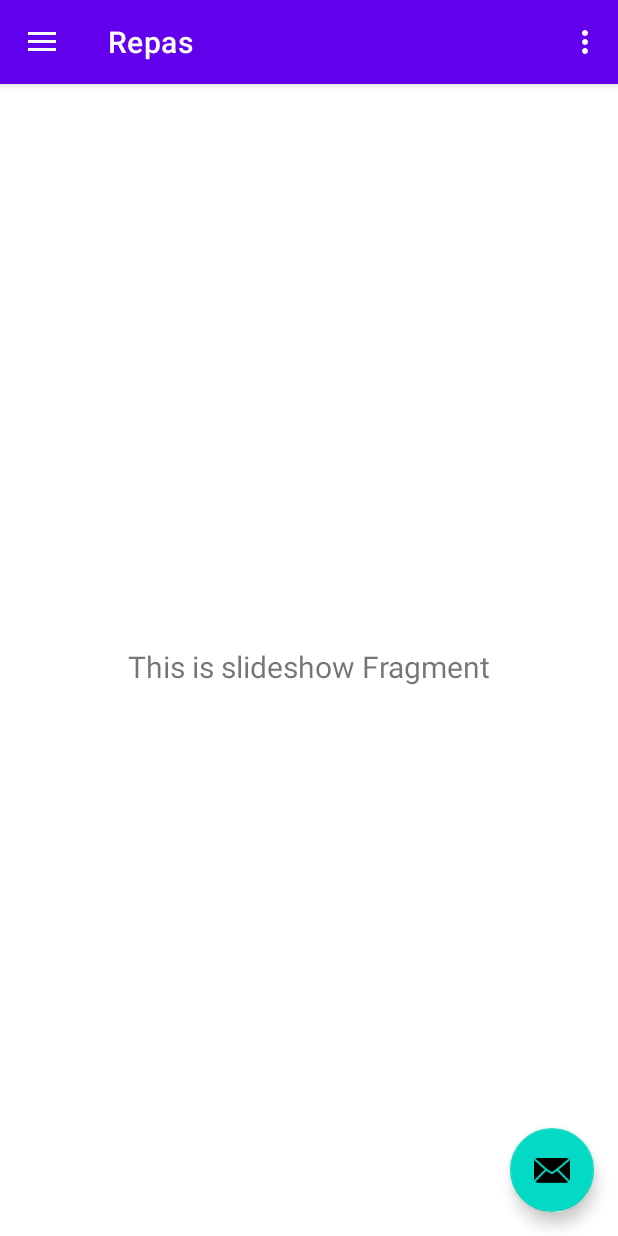
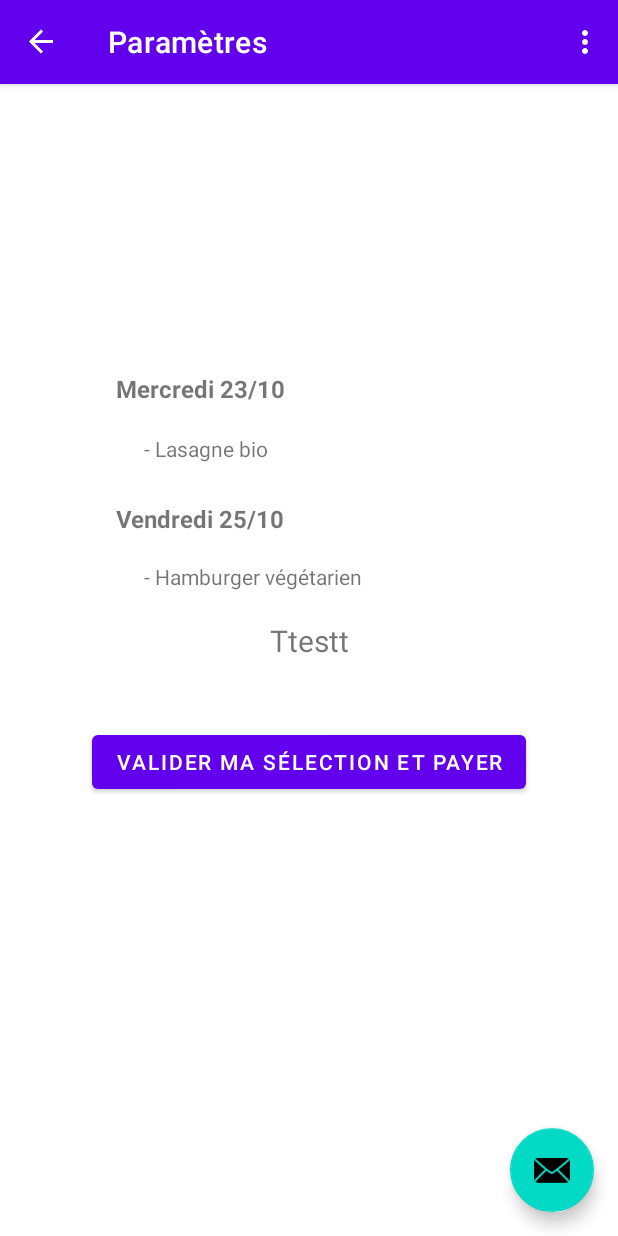
Before and after one commit to BentahriMerwane/hackathon-2021-Ephec, an Android app: the screen it shows after launch (MainActivity), in the side drawer, after a tap on "Repas", on a phone screen of 412 x 824 dp. Run offline under Robolectric (Android 15) with nearby library versions, the phone set to English and light mode, and no system bars; our stand-ins replace navigation-ui.

Commit message:
Update page "choix"

```diff
--- a/app/src/main/java/com/example/myapplication/MainActivity.kt
+++ b/app/src/main/java/com/example/myapplication/MainActivity.kt
@@ -37,7 +37,7 @@
         // menu should be considered as top level destinations.
         appBarConfiguration = AppBarConfiguration(
             setOf(
-                R.id.nav_login, R.id.nav_commandes, R.id.nav_param, R.id.nav_repas
+                R.id.nav_login, R.id.nav_commandes, R.id.nav_repas
             ), drawerLayout
         )
         setupActionBarWithNavController(navController, appBarConfiguration)
--- a/app/src/main/java/com/example/myapplication/ui/parametres/ParametreViewModel.kt
+++ b/app/src/main/java/com/example/myapplication/ui/parametres/ParametreViewModel.kt
@@ -7,7 +7,7 @@
 class ParametreViewModel : ViewModel() {
 
     private val _text = MutableLiveData<String>().apply {
-        value = "This is slideshow Fragment"
+        value = "Ttestt"
     }
     val text: LiveData<String> = _text
 }
--- a/app/src/main/java/com/example/myapplication/ui/parametres/ParametresFragment.kt
+++ b/app/src/main/java/com/example/myapplication/ui/parametres/ParametresFragment.kt
@@ -30,7 +30,7 @@
         _binding = FragmentParametresBinding.inflate(inflater, container, false)
         val root: View = binding.root
 
-        val textView: TextView = binding.navParam
+        val textView: TextView = binding.navRepas
         parametreViewModel.text.observe(viewLifecycleOwner, Observer {
             textView.text = it
         })
--- a/app/src/main/res/layout/fragment_parametres.xml
+++ b/app/src/main/res/layout/fragment_parametres.xml
@@ -1,5 +1,6 @@
 <?xml version="1.0" encoding="utf-8"?>
-<androidx.constraintlayout.widget.ConstraintLayout xmlns:android="http://schemas.android.com/apk/res/android"
+<androidx.constraintlayout.widget.ConstraintLayout
+    xmlns:android="http://schemas.android.com/apk/res/android"
     xmlns:app="http://schemas.android.com/apk/res-auto"
     xmlns:tools="http://schemas.android.com/tools"
     android:layout_width="match_parent"
@@ -7,16 +8,73 @@
     tools:context=".ui.parametres.ParametresFragment">
 
         <TextView
-        android:id="@+id/nav_param"
-        android:layout_width="match_parent"
+            android:id="@+id/nav_repas"
+            android:layout_width="0dp"
             android:layout_height="wrap_content"
-        android:layout_marginStart="8dp"
-        android:layout_marginTop="8dp"
-        android:layout_marginEnd="8dp"
+            android:layout_marginTop="19dp"
             android:textAlignment="center"
             android:textSize="20sp"
-        app:layout_constraintBottom_toBottomOf="parent"
             app:layout_constraintEnd_toEndOf="parent"
             app:layout_constraintStart_toStartOf="parent"
+            app:layout_constraintTop_toBottomOf="@+id/textView13" />
+        <TextView
+            android:id="@+id/textView13"
+            android:layout_width="220dp"
+            android:layout_height="wrap_content"
+            android:layout_marginTop="18dp"
+            android:text="- Hamburger végétarien"
+            android:textSize="14sp"
+            app:layout_constraintEnd_toEndOf="parent"
+            app:layout_constraintStart_toStartOf="parent"
+            app:layout_constraintTop_toBottomOf="@+id/textView12" />
+
+        <TextView
+            android:id="@+id/textView3"
+            android:layout_width="145dp"
+            android:layout_height="wrap_content"
+            android:layout_marginTop="19dp"
+            android:text="- Lasagne bio"
+            android:textSize="14sp"
+            app:layout_constraintStart_toStartOf="@+id/textView13"
+            app:layout_constraintTop_toBottomOf="@+id/textView2" />
+
+
+
+        <TextView
+            android:id="@+id/textView2"
+            android:layout_width="0dp"
+            android:layout_height="wrap_content"
+            android:layout_marginTop="192dp"
+            android:text="Mercredi 23/10"
+            android:textSize="16sp"
+            android:textStyle="bold"
+            android:visibility="visible"
+            app:layout_constraintEnd_toEndOf="@+id/textView12"
+            app:layout_constraintStart_toStartOf="@+id/textView12"
             app:layout_constraintTop_toTopOf="parent" />
+
+        <TextView
+            android:id="@+id/textView12"
+            android:layout_width="0dp"
+            android:layout_height="wrap_content"
+            android:layout_marginStart="16dp"
+            android:layout_marginTop="26dp"
+            android:layout_marginEnd="16dp"
+            android:text="Vendredi 25/10"
+            android:textSize="16sp"
+            android:textStyle="bold"
+            app:layout_constraintEnd_toEndOf="@+id/textView3"
+            app:layout_constraintStart_toStartOf="@+id/button2"
+            app:layout_constraintTop_toBottomOf="@+id/textView3" />
+
+        <Button
+            android:id="@+id/button2"
+            android:layout_width="wrap_content"
+            android:layout_height="wrap_content"
+            android:layout_marginTop="43dp"
+            android:text="Valider ma sélection et payer"
+            app:layout_constraintEnd_toEndOf="parent"
+            app:layout_constraintStart_toStartOf="parent"
+            app:layout_constraintTop_toBottomOf="@+id/nav_repas" />
+
 </androidx.constraintlayout.widget.ConstraintLayout>
--- a/app/src/main/res/menu/activity_main_drawer.xml
+++ b/app/src/main/res/menu/activity_main_drawer.xml
@@ -14,10 +14,6 @@
             android:title="@string/commandes" />
         <item
             android:id="@+id/nav_param"
-            android:icon="@drawable/ic_baseline_settings_24"
-            android:title="@string/param" />
-        <item
-            android:id="@+id/nav_repas"
             android:icon="@drawable/ic_outline_set_meal_24"
             android:title="@string/repas" />
     </group>
--- a/app/src/main/res/navigation/mobile_navigation.xml
+++ b/app/src/main/res/navigation/mobile_navigation.xml
@@ -22,9 +22,4 @@
         android:name="com.example.myapplication.ui.parametres.ParametresFragment"
         android:label="@string/param"
         tools:layout="@layout/fragment_parametres" />
-    <fragment
-        android:id="@+id/nav_repas"
-        android:name="com.example.myapplication.ui.parametres.ParametresFragment"
-        android:label="@string/repas"
-        tools:layout="@layout/fragment_parametres" />
 </navigation>
--- a/app/src/main/res/values/strings.xml
+++ b/app/src/main/res/values/strings.xml
@@ -5,7 +5,6 @@
     <string name="nav_header_title">Android Studio</string>
     <string name="nav_header_subtitle">HE201939@students.ephec.be</string>
     <string name="nav_header_desc">Navigation header</string>
-    <string name="action_settings">Settings</string>
 
     <string name="login">Login</string>
     <string name="commandes">Commandes</string>
```
Also changed, not shown: app/src/main/java/com/example/myapplication/ui/repas/RepasFragment.kt (deleted, +0 -45 lines), app/src/main/java/com/example/myapplication/ui/repas/RepasViewModel.kt (deleted, +0 -13 lines), app/src/main/res/layout/fragment_repas.xml (deleted, +0 -22 lines). Lines whose indentation alone changed are shown as unchanged.
